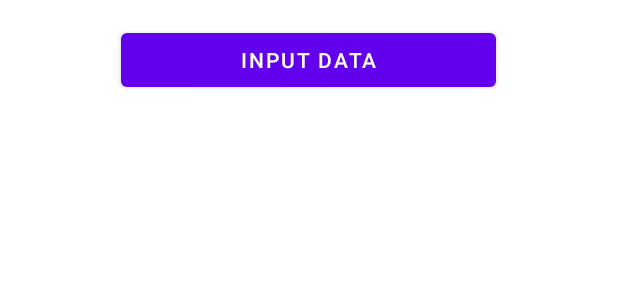
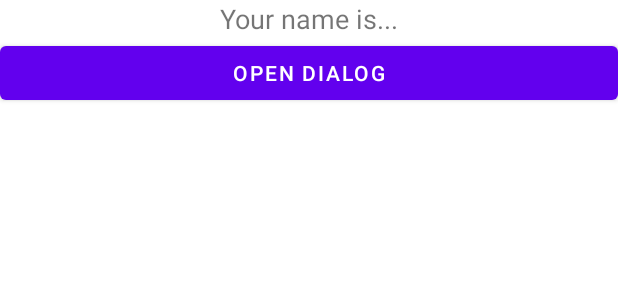
Before and after one commit to Johannnix/Prakerin-Android-1, an Android app: the layout activity_list_member.xml on its own in the app's theme, with its tools: preview values and no code run, on a phone screen of 412 x 824 dp. Shown: the top 300 px of the screen. Run offline under Robolectric (Android 15) with nearby library versions, the phone set to English and light mode, and no system bars.

Commit message:
Membuat Custom Dialog

```diff
--- a/app/src/main/res/layout/activity_list_member.xml
+++ b/app/src/main/res/layout/activity_list_member.xml
@@ -1,24 +1,26 @@
 <?xml version="1.0" encoding="utf-8"?>
-<LinearLayout xmlns:android="http://schemas.android.com/apk/res/android"
+<LinearLayout
+    xmlns:android="http://schemas.android.com/apk/res/android"
     xmlns:app="http://schemas.android.com/apk/res-auto"
     xmlns:tools="http://schemas.android.com/tools"
     android:layout_width="match_parent"
-    android:layout_height="wrap_content"
-    tools:context=".ListMember"
-    android:orientation="vertical">
+    android:layout_height="match_parent"
+    android:orientation="vertical"
+    tools:context=".MainActivity">
+
+    <TextView
+        android:id="@+id/txtName"
+        android:layout_width="match_parent"
+        android:layout_height="wrap_content"
+        android:text="Your name is..."
+        android:textAlignment="center"
+        android:textSize="18sp"
+        android:layout_gravity="center_horizontal"
+        android:gravity="center_horizontal" />
 
     <Button
-        android:id="@+id/inputButton"
-        android:layout_width="250dp"
+        android:id="@+id/btnOpenDialog"
+        android:layout_width="match_parent"
         android:layout_height="wrap_content"
-        android:layout_gravity="center"
-        android:layout_margin="16dp"
-        android:text="Input data" />
-
-    <androidx.recyclerview.widget.RecyclerView
-        android:id="@+id/listUser"
-        android:layout_width="300dp"
-        android:layout_gravity="center"
-        android:layout_height="wrap_content"/>
-
+        android:text="OPEN DIALOG" />
 </LinearLayout>
```
Also changed, not shown: app/src/main/java/com/example/login/ListMember.java (+86 -32 lines), app/src/main/res/layout/custom_dialog.xml (added, +56 -0 lines).
